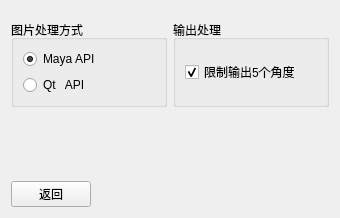
The window that MayaViewportCapture/ui/setting.ui (FXTD-ODYSSEY/MayaViewportCapture) describes before a commit, drawn with Qt 5.
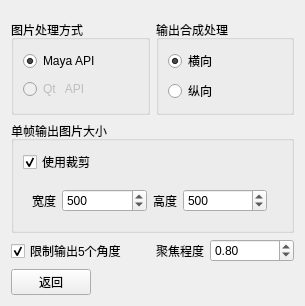
The same window after the commit.

```diff
--- a/MayaViewportCapture/ui/setting.ui
+++ b/MayaViewportCapture/ui/setting.ui
@@ -6,8 +6,8 @@
    <rect>
     <x>0</x>
     <y>0</y>
-    <width>340</width>
-    <height>218</height>
+    <width>305</width>
+    <height>264</height>
    </rect>
   </property>
   <property name="windowTitle">
@@ -18,8 +18,8 @@
     <number>20</number>
    </property>
    <item>
-    <layout class="QHBoxLayout" name="horizontalLayout">
-     <item>
+    <layout class="QGridLayout" name="gridLayout">
+     <item row="0" column="0">
       <widget class="QGroupBox" name="groupBox_2">
        <property name="title">
         <string>图片处理方式</string>
@@ -37,6 +37,9 @@
         </item>
         <item>
          <widget class="QRadioButton" name="Qt_RB">
+          <property name="enabled">
+           <bool>false</bool>
+          </property>
           <property name="text">
            <string>Qt   API</string>
           </property>
@@ -45,25 +48,158 @@
        </layout>
       </widget>
      </item>
-     <item>
+     <item row="0" column="1">
       <widget class="QGroupBox" name="groupBox">
        <property name="title">
-        <string>输出处理</string>
+        <string>输出合成处理</string>
        </property>
        <layout class="QVBoxLayout" name="verticalLayout_3">
         <item>
-         <widget class="QCheckBox" name="Limit_CB">
+         <widget class="QRadioButton" name="Horizontal_RB">
           <property name="text">
-           <string>限制输出5个角度</string>
+           <string>横向</string>
           </property>
           <property name="checked">
            <bool>true</bool>
           </property>
          </widget>
         </item>
+        <item>
+         <widget class="QRadioButton" name="Vertical_RB">
+          <property name="text">
+           <string>纵向</string>
+          </property>
+          <property name="checked">
+           <bool>false</bool>
+          </property>
+         </widget>
+        </item>
        </layout>
       </widget>
      </item>
+     <item row="1" column="0" colspan="2">
+      <widget class="QGroupBox" name="groupBox_3">
+       <property name="title">
+        <string>单帧输出图片大小</string>
+       </property>
+       <layout class="QGridLayout" name="gridLayout_2">
+        <item row="0" column="0" colspan="2">
+         <widget class="QCheckBox" name="Crop_CB">
+          <property name="text">
+           <string>使用裁剪</string>
+          </property>
+          <property name="checked">
+           <bool>true</bool>
+          </property>
+         </widget>
+        </item>
+        <item row="1" column="0">
+         <widget class="QWidget" name="Crop_Widget" native="true">
+          <layout class="QHBoxLayout" name="horizontalLayout_3">
+           <item>
+            <widget class="QLabel" name="label">
+             <property name="text">
+              <string>宽度</string>
+             </property>
+            </widget>
+           </item>
+           <item>
+            <widget class="QSpinBox" name="Width_SP">
+             <property name="sizePolicy">
+              <sizepolicy hsizetype="Expanding" vsizetype="Fixed">
+               <horstretch>0</horstretch>
+               <verstretch>0</verstretch>
+              </sizepolicy>
+             </property>
+             <property name="minimum">
+              <number>1</number>
+             </property>
+             <property name="maximum">
+              <number>99999</number>
+             </property>
+             <property name="value">
+              <number>500</number>
+             </property>
+            </widget>
+           </item>
+           <item>
+            <widget class="QLabel" name="label_2">
+             <property name="text">
+              <string>高度</string>
+             </property>
+            </widget>
+           </item>
+           <item>
+            <widget class="QSpinBox" name="Height_SP">
+             <property name="sizePolicy">
+              <sizepolicy hsizetype="Expanding" vsizetype="Fixed">
+               <horstretch>0</horstretch>
+               <verstretch>0</verstretch>
+              </sizepolicy>
+             </property>
+             <property name="minimum">
+              <number>1</number>
+             </property>
+             <property name="maximum">
+              <number>99999</number>
+             </property>
+             <property name="value">
+              <number>500</number>
+             </property>
+            </widget>
+           </item>
+          </layout>
+         </widget>
+        </item>
+       </layout>
+      </widget>
+     </item>
+     <item row="2" column="0">
+      <widget class="QCheckBox" name="Limit_CB">
+       <property name="text">
+        <string>限制输出5个角度</string>
+       </property>
+       <property name="checked">
+        <bool>true</bool>
+       </property>
+      </widget>
+     </item>
+     <item row="2" column="1">
+      <layout class="QHBoxLayout" name="horizontalLayout">
+       <item>
+        <widget class="QLabel" name="label_3">
+         <property name="sizePolicy">
+          <sizepolicy hsizetype="Fixed" vsizetype="Preferred">
+           <horstretch>0</horstretch>
+           <verstretch>0</verstretch>
+          </sizepolicy>
+         </property>
+         <property name="text">
+          <string>聚焦程度</string>
+         </property>
+        </widget>
+       </item>
+       <item>
+        <widget class="QDoubleSpinBox" name="Fit_SP">
+         <property name="sizePolicy">
+          <sizepolicy hsizetype="Preferred" vsizetype="Fixed">
+           <horstretch>0</horstretch>
+           <verstretch>0</verstretch>
+          </sizepolicy>
+         </property>
+         <property name="maximum">
+          <double>1.000000000000000</double>
+         </property>
+         <property name="singleStep">
+          <double>0.100000000000000</double>
+         </property>
+         <property name="value">
+          <double>0.800000000000000</double>
+         </property>
+        </widget>
+       </item>
+      </layout>
+     </item>
     </layout>
    </item>
    <item>
```
